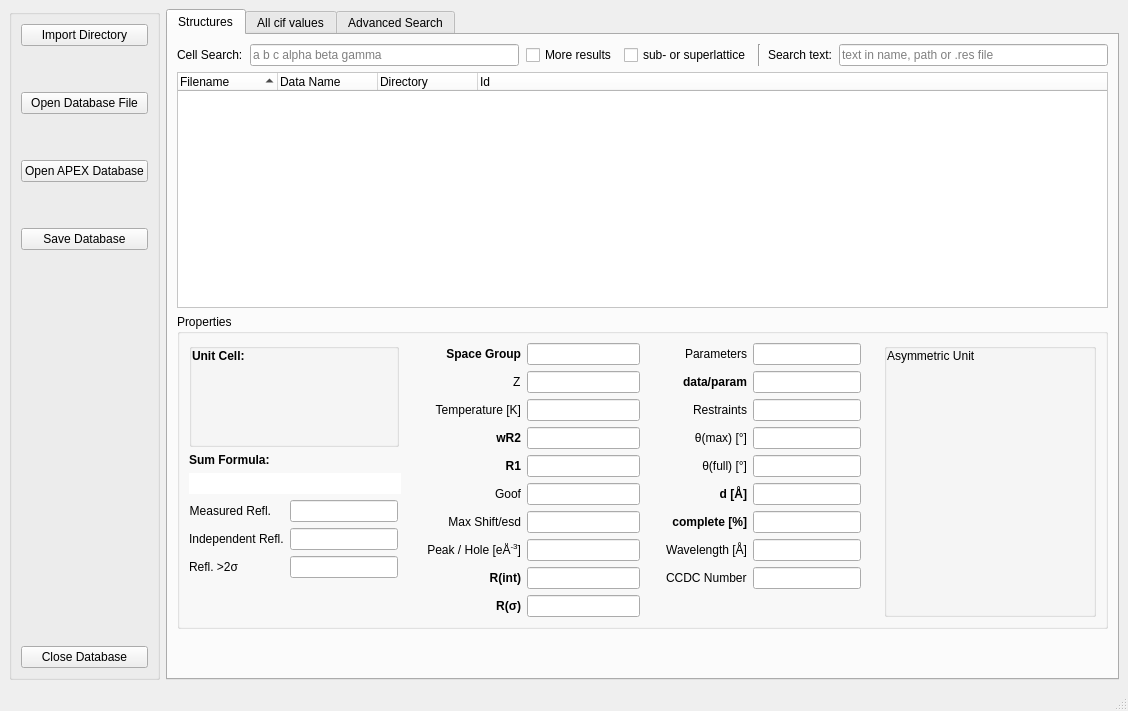
This is gui/strf_main.ui in dkratzert/StructureFinder as Qt 5 draws it before an edit. The edited form follows.
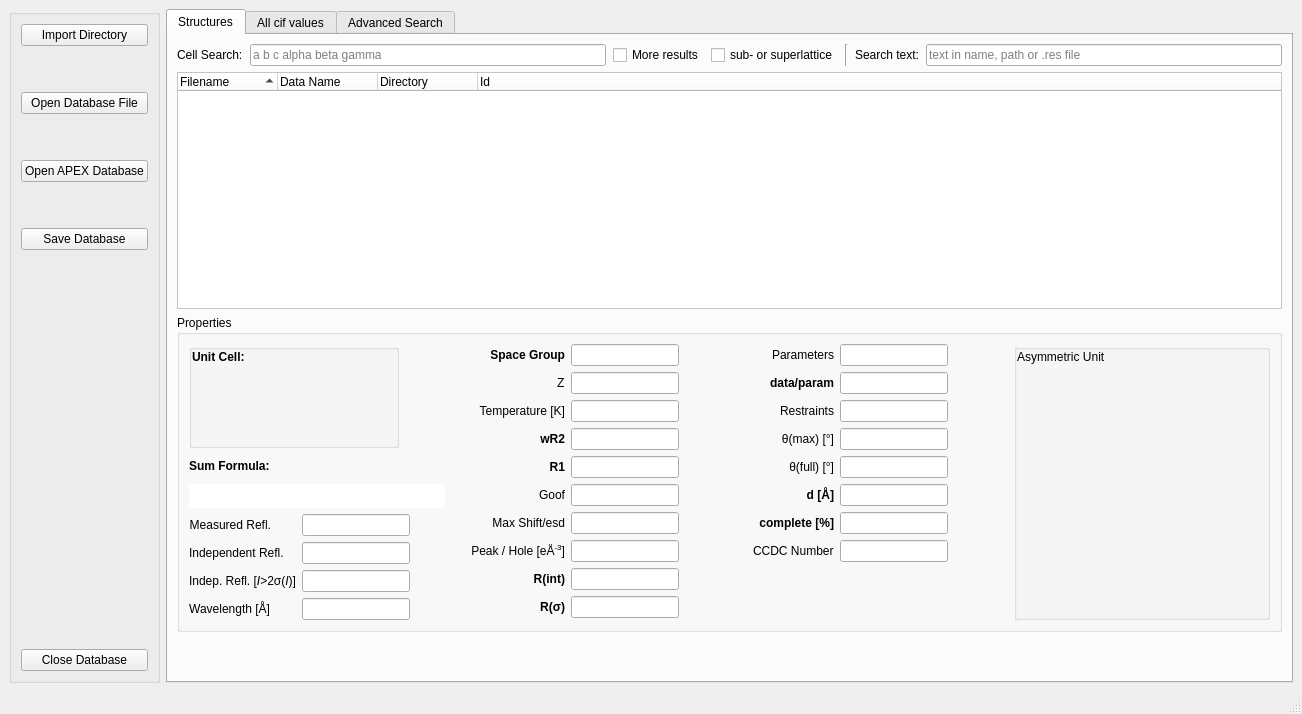
This is the edited form.

Commit message: ui improvements, disable spinning because of high cpu load

```diff
--- a/gui/strf_main.ui
+++ b/gui/strf_main.ui
@@ -7,8 +7,8 @@
    <rect>
     <x>0</x>
     <y>0</y>
-    <width>1128</width>
-    <height>711</height>
+    <width>1302</width>
+    <height>714</height>
    </rect>
   </property>
   <property name="windowTitle">
@@ -537,7 +537,7 @@
                  <item row="2" column="0">
                   <widget class="QLabel" name="refl2sigmaLabel">
                    <property name="text">
-                    <string>&lt;html&gt;&lt;head/&gt;&lt;body&gt;&lt;p&gt;Refl. &amp;gt;2&amp;sigma;&lt;/p&gt;&lt;/body&gt;&lt;/html&gt;</string>
+                    <string>&lt;html&gt;&lt;head/&gt;&lt;body&gt;&lt;p&gt;Indep. Refl. [&lt;span style=&quot; font-style:italic;&quot;&gt;I&lt;/span&gt;&amp;gt;2σ(&lt;span style=&quot; font-style:italic;&quot;&gt;I&lt;/span&gt;)]&lt;/p&gt;&lt;/body&gt;&lt;/html&gt;</string>
                    </property>
                   </widget>
                  </item>
@@ -545,17 +545,21 @@
                   <widget class="QLineEdit" name="refl2sigmaLineEdit"/>
                  </item>
                  <item row="3" column="0">
-                  <spacer name="verticalSpacer_5">
-                   <property name="orientation">
-                    <enum>Qt::Vertical</enum>
+                  <widget class="QLabel" name="wavelengthLabel">
+                   <property name="text">
+                    <string>Wavelength [Å]</string>
                    </property>
-                   <property name="sizeHint" stdset="0">
-                    <size>
-                     <width>20</width>
-                     <height>40</height>
-                    </size>
+                   <property name="alignment">
+                    <set>Qt::AlignRight|Qt::AlignTrailing|Qt::AlignVCenter</set>
                    </property>
-                  </spacer>
+                  </widget>
+                 </item>
+                 <item row="3" column="1">
+                  <widget class="QLineEdit" name="wavelengthLineEdit">
+                   <property name="readOnly">
+                    <bool>true</bool>
+                   </property>
+                  </widget>
                  </item>
                 </layout>
                </item>
@@ -582,6 +586,9 @@
                <property name="sizeConstraint">
                 <enum>QLayout::SetNoConstraint</enum>
                </property>
+               <property name="fieldGrowthPolicy">
+                <enum>QFormLayout::FieldsStayAtSizeHint</enum>
+               </property>
                <property name="labelAlignment">
                 <set>Qt::AlignRight|Qt::AlignTrailing|Qt::AlignVCenter</set>
                </property>
@@ -930,23 +937,6 @@
                  </property>
                 </widget>
                </item>
-               <item row="8" column="0">
-                <widget class="QLabel" name="wavelengthLabel">
-                 <property name="text">
-                  <string>Wavelength [Å]</string>
-                 </property>
-                 <property name="alignment">
-                  <set>Qt::AlignRight|Qt::AlignTrailing|Qt::AlignVCenter</set>
-                 </property>
-                </widget>
-               </item>
-               <item row="8" column="1">
-                <widget class="QLineEdit" name="wavelengthLineEdit">
-                 <property name="readOnly">
-                  <bool>true</bool>
-                 </property>
-                </widget>
-               </item>
                <item row="9" column="0">
                 <widget class="QLabel" name="cCDCNumberLabel">
                  <property name="text">
```
Left out of the diff: 93 changed lines with no effect on the pictures. The commit also changes 7 other files.
